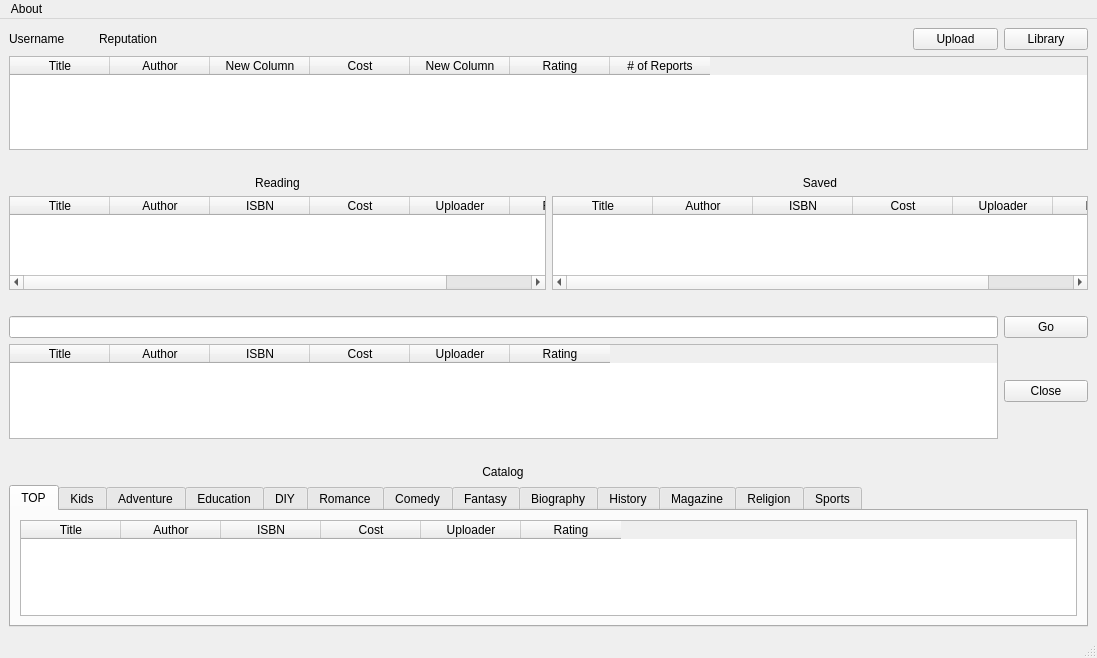
Old version of the form designer/Ui_MainWindowRegistered.ui in the repository psuong/P2PBooks.
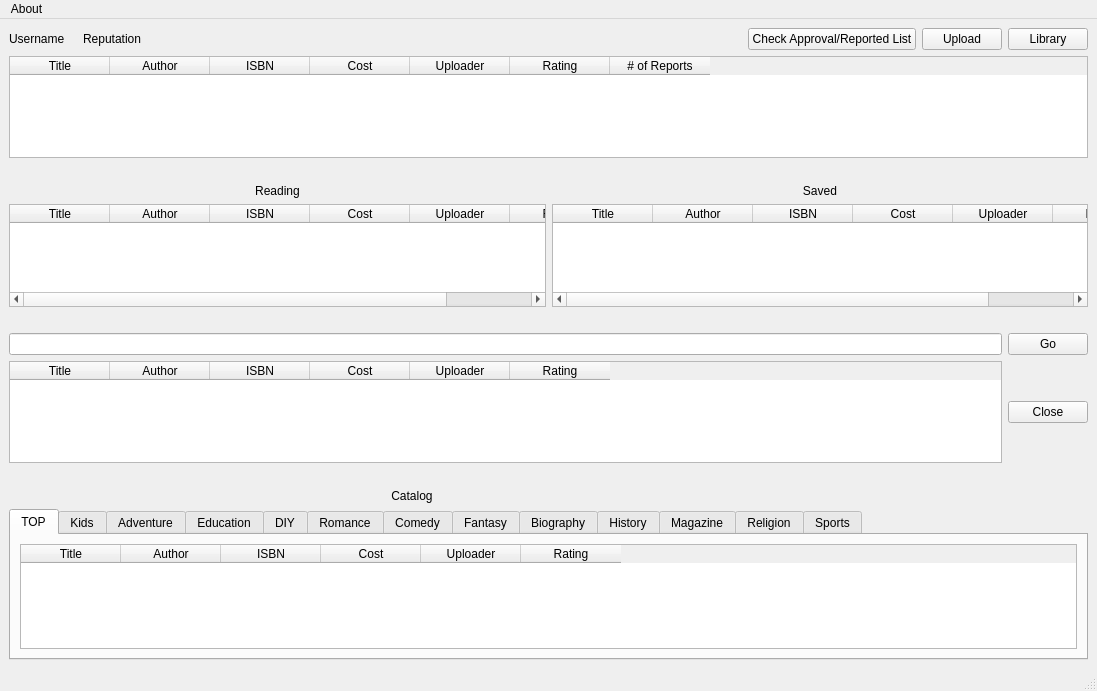
New version of the form.

Commit message: Added Check Approval/Reported List for SU only

```diff
--- a/designer/Ui_MainWindowRegistered.ui
+++ b/designer/Ui_MainWindowRegistered.ui
@@ -7,7 +7,7 @@
     <x>0</x>
     <y>0</y>
     <width>1097</width>
-    <height>658</height>
+    <height>691</height>
    </rect>
   </property>
   <property name="windowTitle">
@@ -15,7 +15,7 @@
   </property>
   <widget class="QWidget" name="centralwidget">
    <layout class="QGridLayout" name="gridLayout">
-    <item row="11" column="0" colspan="12">
+    <item row="11" column="0" colspan="13">
      <spacer name="horizontalSpacer_3">
       <property name="orientation">
        <enum>Qt::Horizontal</enum>
@@ -28,14 +28,14 @@
       </property>
      </spacer>
     </item>
-    <item row="9" column="11">
+    <item row="9" column="12">
      <widget class="QPushButton" name="close_push_button">
       <property name="text">
        <string>Close</string>
       </property>
      </widget>
     </item>
-    <item row="5" column="0" colspan="12">
+    <item row="5" column="0" colspan="13">
      <spacer name="horizontalSpacer_2">
       <property name="orientation">
        <enum>Qt::Horizontal</enum>
@@ -48,13 +48,6 @@
       </property>
      </spacer>
     </item>
-    <item row="0" column="11">
-     <widget class="QPushButton" name="library_push_button">
-      <property name="text">
-       <string>Library</string>
-      </property>
-     </widget>
-    </item>
     <item row="0" column="0">
      <widget class="QLabel" name="username_label">
       <property name="text">
@@ -69,13 +62,44 @@
       </property>
      </widget>
     </item>
-    <item row="8" column="11">
+    <item row="0" column="12">
+     <widget class="QPushButton" name="library_push_button">
+      <property name="text">
+       <string>Library</string>
+      </property>
+     </widget>
+    </item>
+    <item row="8" column="12">
      <widget class="QPushButton" name="go_push_button">
       <property name="text">
        <string>Go</string>
       </property>
      </widget>
     </item>
+    <item row="3" column="0" colspan="13">
+     <layout class="QHBoxLayout" name="horizontalLayout_2">
+      <item>
+       <widget class="QLabel" name="label_6">
+        <property name="text">
+         <string>Reading</string>
+        </property>
+        <property name="alignment">
+         <set>Qt::AlignCenter</set>
+        </property>
+       </widget>
+      </item>
+      <item>
+       <widget class="QLabel" name="label_7">
+        <property name="text">
+         <string>Saved</string>
+        </property>
+        <property name="alignment">
+         <set>Qt::AlignCenter</set>
+        </property>
+       </widget>
+      </item>
+     </layout>
+    </item>
     <item row="12" column="5">
      <widget class="QLabel" name="label">
       <property name="lineWidth">
@@ -92,31 +116,20 @@
       </property>
      </widget>
     </item>
-    <item row="3" column="0" colspan="12">
-     <layout class="QHBoxLayout" name="horizontalLayout_2">
-      <item>
-       <widget class="QLabel" name="label_6">
-        <property name="text">
-         <string>Reading</string>
-        </property>
-        <property name="alignment">
-         <set>Qt::AlignCenter</set>
-        </property>
-       </widget>
-      </item>
-      <item>
-       <widget class="QLabel" name="label_7">
-        <property name="text">
-         <string>Saved</string>
-        </property>
-        <property name="alignment">
-         <set>Qt::AlignCenter</set>
-        </property>
-       </widget>
-      </item>
-     </layout>
+    <item row="2" column="0" colspan="13">
+     <spacer name="horizontalSpacer">
+      <property name="orientation">
+       <enum>Qt::Horizontal</enum>
+      </property>
+      <property name="sizeHint" stdset="0">
+       <size>
+        <width>40</width>
+        <height>20</height>
+       </size>
+      </property>
+     </spacer>
     </item>
-    <item row="4" column="0" colspan="12">
+    <item row="4" column="0" colspan="13">
      <layout class="QHBoxLayout" name="horizontalLayout">
       <item>
        <widget class="QTableWidget" name="reading_table_widget">
@@ -194,27 +207,14 @@
       </item>
      </layout>
     </item>
-    <item row="2" column="0" colspan="12">
-     <spacer name="horizontalSpacer">
-      <property name="orientation">
-       <enum>Qt::Horizontal</enum>
-      </property>
-      <property name="sizeHint" stdset="0">
-       <size>
-        <width>40</width>
-        <height>20</height>
-       </size>
-      </property>
-     </spacer>
-    </item>
-    <item row="0" column="10">
+    <item row="0" column="11">
      <widget class="QPushButton" name="upload_push_button">
       <property name="text">
        <string>Upload</string>
       </property>
      </widget>
     </item>
-    <item row="13" column="0" colspan="12">
+    <item row="13" column="0" colspan="13">
      <widget class="QTabWidget" name="tabWidget">
       <property name="currentIndex">
        <number>0</number>
@@ -767,10 +767,10 @@
       </property>
      </spacer>
     </item>
-    <item row="8" column="0" colspan="11">
+    <item row="8" column="0" colspan="12">
      <widget class="QLineEdit" name="search_line_edit"/>
     </item>
-    <item row="9" column="0" colspan="11">
+    <item row="9" column="0" colspan="12">
      <widget class="QTableWidget" name="search_table_widget">
       <column>
        <property name="text">
@@ -804,7 +804,7 @@
       </column>
      </widget>
     </item>
-    <item row="1" column="0" colspan="12">
+    <item row="1" column="0" colspan="13">
      <widget class="QTableWidget" name="library_table_widget">
       <column>
        <property name="text">
@@ -818,7 +818,7 @@
       </column>
       <column>
        <property name="text">
-        <string>New Column</string>
+        <string>ISBN</string>
        </property>
       </column>
       <column>
@@ -828,7 +828,7 @@
       </column>
       <column>
        <property name="text">
-        <string>New Column</string>
+        <string>Uploader</string>
        </property>
       </column>
       <column>
@@ -843,6 +843,13 @@
       </column>
      </widget>
     </item>
+    <item row="0" column="10">
+     <widget class="QPushButton" name="admin_push_button">
+      <property name="text">
+       <string>Check Approval/Reported List</string>
+      </property>
+     </widget>
+    </item>
    </layout>
    <zorder>tabWidget</zorder>
    <zorder>username_label</zorder>
```
Left out of the diff: 3 changed lines with no effect on the pictures. The commit also changes 3 other files.
